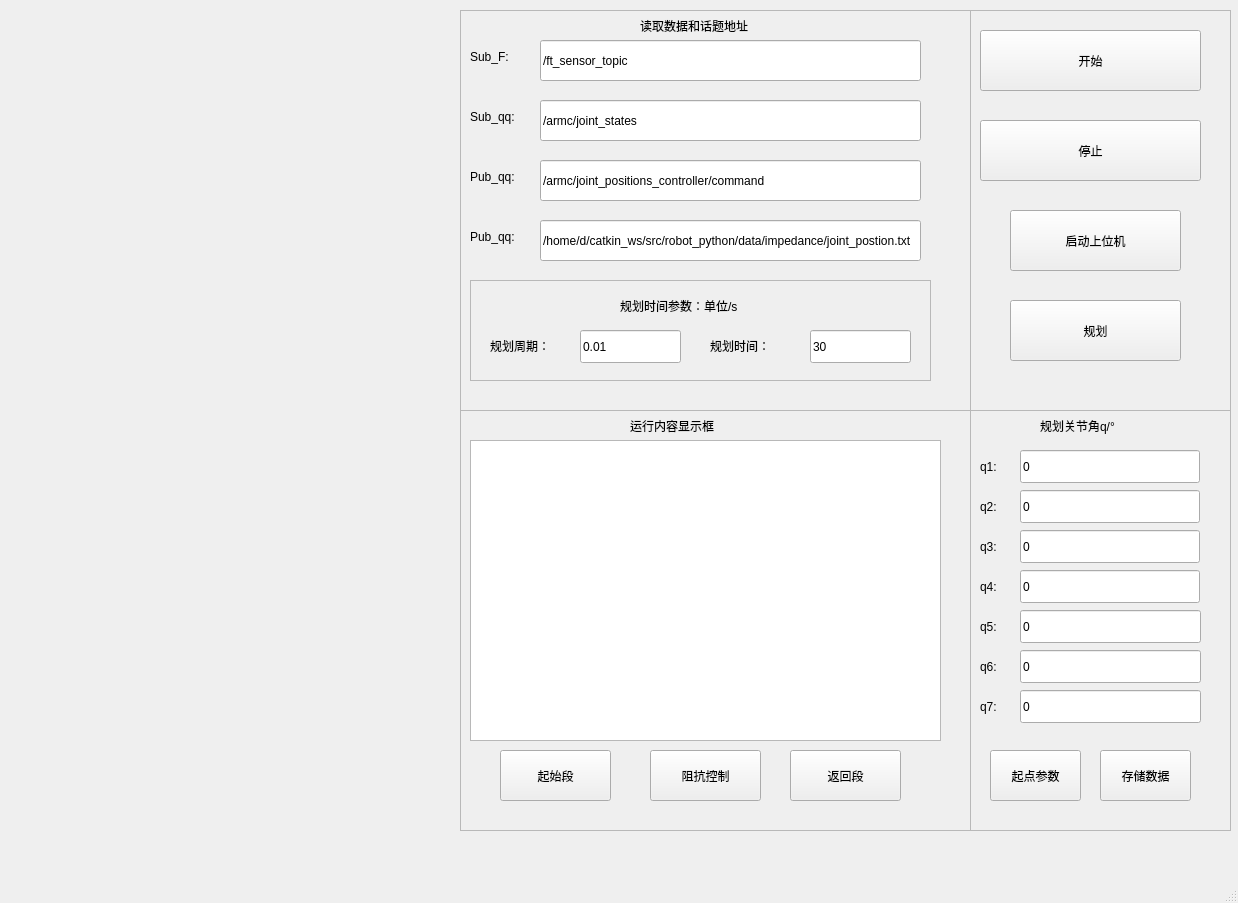
This is catkin_ws/src/robot_python/ui/impedance_form2.ui in CFlyingDragon/Multi_arm_robot as Qt 5 draws it before an edit. The edited form follows.
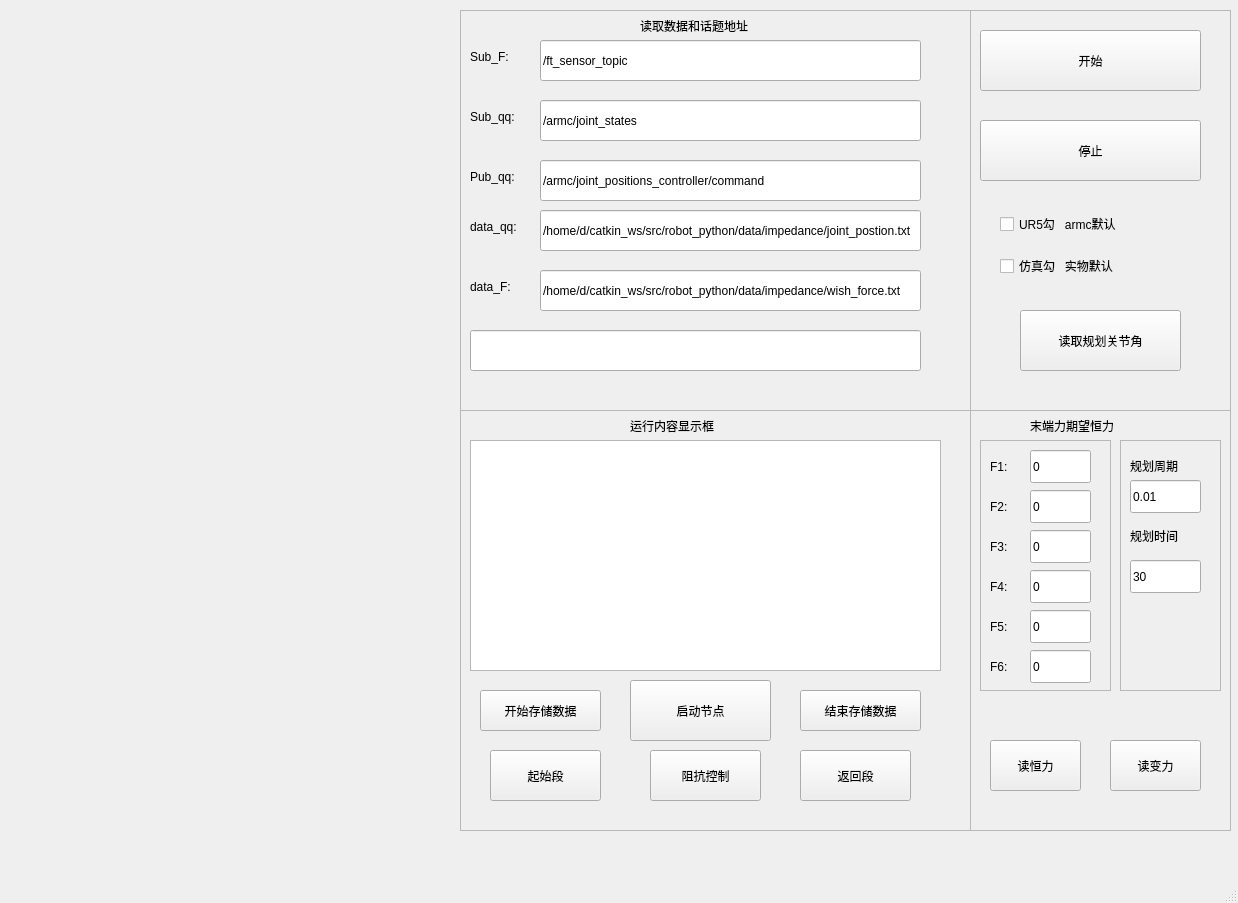
This is the edited form.

What changed in the file:
```diff
--- a/catkin_ws/src/robot_python/ui/impedance_form2.ui
+++ b/catkin_ws/src/robot_python/ui/impedance_form2.ui
@@ -69,7 +69,7 @@
           <x>10</x>
           <y>30</y>
           <width>471</width>
-          <height>301</height>
+          <height>231</height>
          </rect>
         </property>
        </widget>
@@ -89,7 +89,7 @@
        <widget class="QPushButton" name="button_init">
         <property name="geometry">
          <rect>
-          <x>40</x>
+          <x>30</x>
           <y>340</y>
           <width>111</width>
           <height>51</height>
@@ -121,7 +121,7 @@
        <widget class="QPushButton" name="button_end">
         <property name="geometry">
          <rect>
-          <x>330</x>
+          <x>340</x>
           <y>340</y>
           <width>111</width>
           <height>51</height>
@@ -134,6 +134,54 @@
          <bool>true</bool>
         </property>
        </widget>
+       <widget class="QPushButton" name="button_receive">
+        <property name="geometry">
+         <rect>
+          <x>170</x>
+          <y>270</y>
+          <width>141</width>
+          <height>61</height>
+         </rect>
+        </property>
+        <property name="text">
+         <string>启动节点</string>
+        </property>
+        <property name="autoDefault">
+         <bool>true</bool>
+        </property>
+       </widget>
+       <widget class="QPushButton" name="button_write_begin">
+        <property name="geometry">
+         <rect>
+          <x>20</x>
+          <y>280</y>
+          <width>121</width>
+          <height>41</height>
+         </rect>
+        </property>
+        <property name="text">
+         <string>开始存储数据</string>
+        </property>
+        <property name="autoDefault">
+         <bool>true</bool>
+        </property>
+       </widget>
+       <widget class="QPushButton" name="button_write_end">
+        <property name="geometry">
+         <rect>
+          <x>340</x>
+          <y>280</y>
+          <width>121</width>
+          <height>41</height>
+         </rect>
+        </property>
+        <property name="text">
+         <string>结束存储数据</string>
+        </property>
+        <property name="autoDefault">
+         <bool>true</bool>
+        </property>
+       </widget>
       </widget>
      </item>
     </layout>
@@ -247,98 +295,11 @@
          <string>Sub_qq:</string>
         </property>
        </widget>
-       <widget class="QWidget" name="verticalLayoutWidget_3">
-        <property name="geometry">
-         <rect>
-          <x>10</x>
-          <y>270</y>
-          <width>461</width>
-          <height>101</height>
-         </rect>
-        </property>
-        <layout class="QVBoxLayout" name="verticalLayout_3">
-         <item>
-          <widget class="QFrame" name="frame_3">
-           <property name="frameShape">
-            <enum>QFrame::StyledPanel</enum>
-           </property>
-           <property name="frameShadow">
-            <enum>QFrame::Raised</enum>
-           </property>
-           <widget class="QLabel" name="label_13">
-            <property name="geometry">
-             <rect>
-              <x>150</x>
-              <y>10</y>
-              <width>181</width>
-              <height>31</height>
-             </rect>
-            </property>
-            <property name="text">
-             <string>规划时间参数：单位/s</string>
-            </property>
-           </widget>
-           <widget class="QLineEdit" name="lineEdit_T">
-            <property name="geometry">
-             <rect>
-              <x>110</x>
-              <y>50</y>
-              <width>101</width>
-              <height>33</height>
-             </rect>
-            </property>
-            <property name="text">
-             <string>0.01</string>
-            </property>
-           </widget>
-           <widget class="QLabel" name="label_12">
-            <property name="geometry">
-             <rect>
-              <x>20</x>
-              <y>50</y>
-              <width>91</width>
-              <height>31</height>
-             </rect>
-            </property>
-            <property name="text">
-             <string>规划周期：</string>
-            </property>
-           </widget>
-           <widget class="QLabel" name="label_14">
-            <property name="geometry">
-             <rect>
-              <x>240</x>
-              <y>50</y>
-              <width>91</width>
-              <height>31</height>
-             </rect>
-            </property>
-            <property name="text">
-             <string>规划时间：</string>
-            </property>
-           </widget>
-           <widget class="QLineEdit" name="lineEdit_t">
-            <property name="geometry">
-             <rect>
-              <x>340</x>
-              <y>50</y>
-              <width>101</width>
-              <height>33</height>
-             </rect>
-            </property>
-            <property name="text">
-             <string>30</string>
-            </property>
-           </widget>
-          </widget>
-         </item>
-        </layout>
-       </widget>
-       <widget class="QLineEdit" name="lineEdit_data">
+       <widget class="QLineEdit" name="lineEdit_data_qq">
         <property name="geometry">
          <rect>
           <x>80</x>
-          <y>210</y>
+          <y>200</y>
           <width>381</width>
           <height>41</height>
          </rect>
@@ -351,15 +312,69 @@
         <property name="geometry">
          <rect>
           <x>10</x>
-          <y>210</y>
+          <y>200</y>
           <width>71</width>
           <height>33</height>
          </rect>
         </property>
         <property name="text">
-         <string>Pub_qq:</string>
+         <string>data_qq:</string>
         </property>
        </widget>
+       <widget class="QLabel" name="label_32">
+        <property name="geometry">
+         <rect>
+          <x>10</x>
+          <y>260</y>
+          <width>71</width>
+          <height>33</height>
+         </rect>
+        </property>
+        <property name="text">
+         <string>data_F:</string>
+        </property>
+       </widget>
+       <widget class="QLineEdit" name="lineEdit_data_f">
+        <property name="geometry">
+         <rect>
+          <x>80</x>
+          <y>260</y>
+          <width>381</width>
+          <height>41</height>
+         </rect>
+        </property>
+        <property name="text">
+         <string>/home/d/catkin_ws/src/robot_python/data/impedance/wish_force.txt</string>
+        </property>
+       </widget>
+       <widget class="QLineEdit" name="lineEdit_path">
+        <property name="geometry">
+         <rect>
+          <x>10</x>
+          <y>320</y>
+          <width>451</width>
+          <height>41</height>
+         </rect>
+        </property>
+        <property name="text">
+         <string/>
+        </property>
+       </widget>
+       <zorder>lineEdit_sub_qq</zorder>
+       <zorder>label_17</zorder>
+       <zorder>lineEdit_sub_f</zorder>
+       <zorder>lineEdit_pub_qq</zorder>
+       <zorder>label_18</zorder>
+       <zorder>label_30</zorder>
+       <zorder>label_19</zorder>
+       <zorder>lineEdit_data_qq</zorder>
+       <zorder>label_31</zorder>
+       <zorder>button_end</zorder>
+       <zorder>button_imp</zorder>
+       <zorder>button_init</zorder>
+       <zorder>label_32</zorder>
+       <zorder>lineEdit_data_f</zorder>
+       <zorder>lineEdit_path</zorder>
       </widget>
      </item>
     </layout>
@@ -382,228 +397,286 @@
        <property name="frameShadow">
         <enum>QFrame::Raised</enum>
        </property>
-       <widget class="QLabel" name="label_4">
-        <property name="geometry">
-         <rect>
-          <x>10</x>
-          <y>160</y>
-          <width>31</width>
-          <height>33</height>
-         </rect>
-        </property>
-        <property name="text">
-         <string>q4:</string>
-        </property>
-       </widget>
-       <widget class="QLineEdit" name="lineEdit_q5">
-        <property name="geometry">
-         <rect>
-          <x>50</x>
-          <y>200</y>
-          <width>181</width>
-          <height>33</height>
-         </rect>
-        </property>
-        <property name="text">
-         <string>0</string>
-        </property>
-       </widget>
-       <widget class="QLabel" name="label_5">
-        <property name="geometry">
-         <rect>
-          <x>10</x>
-          <y>240</y>
-          <width>31</width>
-          <height>33</height>
-         </rect>
-        </property>
-        <property name="text">
-         <string>q6:</string>
-        </property>
-       </widget>
-       <widget class="QLineEdit" name="lineEdit_q6">
-        <property name="geometry">
-         <rect>
-          <x>50</x>
-          <y>240</y>
-          <width>181</width>
-          <height>33</height>
-         </rect>
-        </property>
-        <property name="text">
-         <string>0</string>
-        </property>
-       </widget>
-       <widget class="QLabel" name="label_6">
-        <property name="geometry">
-         <rect>
-          <x>10</x>
-          <y>280</y>
-          <width>31</width>
-          <height>33</height>
-         </rect>
-        </property>
-        <property name="text">
-         <string>q7:</string>
-        </property>
-       </widget>
-       <widget class="QLineEdit" name="lineEdit_q7">
-        <property name="geometry">
-         <rect>
-          <x>50</x>
-          <y>280</y>
-          <width>181</width>
-          <height>33</height>
-         </rect>
-        </property>
-        <property name="text">
-         <string>0</string>
-        </property>
-       </widget>
-       <widget class="QLineEdit" name="lineEdit_q4">
-        <property name="geometry">
-         <rect>
-          <x>50</x>
-          <y>160</y>
-          <width>180</width>
-          <height>33</height>
-         </rect>
-        </property>
-        <property name="text">
-         <string>0</string>
-        </property>
-       </widget>
-       <widget class="QLabel" name="label_7">
-        <property name="geometry">
-         <rect>
-          <x>10</x>
-          <y>200</y>
-          <width>31</width>
-          <height>33</height>
-         </rect>
-        </property>
-        <property name="text">
-         <string>q5:</string>
-        </property>
-       </widget>
        <widget class="QLabel" name="label_3">
         <property name="geometry">
          <rect>
-          <x>70</x>
+          <x>60</x>
           <y>0</y>
-          <width>121</width>
+          <width>141</width>
           <height>31</height>
          </rect>
         </property>
         <property name="text">
-         <string>规划关节角q/°</string>
+         <string>末端力期望恒力</string>
         </property>
        </widget>
-       <widget class="QLabel" name="label_8">
-        <property name="geometry">
-         <rect>
-          <x>10</x>
-          <y>120</y>
-          <width>31</width>
-          <height>33</height>
-         </rect>
-        </property>
-        <property name="text">
-         <string>q3:</string>
-        </property>
-       </widget>
-       <widget class="QLineEdit" name="lineEdit_q3">
-        <property name="geometry">
-         <rect>
-          <x>50</x>
-          <y>120</y>
-          <width>180</width>
-          <height>33</height>
-         </rect>
-        </property>
-        <property name="text">
-         <string>0</string>
-        </property>
-       </widget>
-       <widget class="QLabel" name="label_9">
-        <property name="geometry">
-         <rect>
-          <x>10</x>
-          <y>80</y>
-          <width>31</width>
-          <height>33</height>
-         </rect>
-        </property>
-        <property name="text">
-         <string>q2:</string>
-        </property>
-       </widget>
-       <widget class="QLineEdit" name="lineEdit_q2">
-        <property name="geometry">
-         <rect>
-          <x>50</x>
-          <y>80</y>
-          <width>180</width>
-          <height>33</height>
-         </rect>
-        </property>
-        <property name="text">
-         <string>0</string>
-        </property>
-       </widget>
-       <widget class="QLabel" name="label_10">
-        <property name="geometry">
-         <rect>
-          <x>10</x>
-          <y>40</y>
-          <width>31</width>
-          <height>33</height>
-         </rect>
-        </property>
-        <property name="text">
-         <string>q1:</string>
-        </property>
-       </widget>
-       <widget class="QLineEdit" name="lineEdit_q1">
-        <property name="geometry">
-         <rect>
-          <x>50</x>
-          <y>40</y>
-          <width>180</width>
-          <height>33</height>
-         </rect>
-        </property>
-        <property name="text">
-         <string>0</string>
-        </property>
-       </widget>
-       <widget class="QPushButton" name="button_read">
+       <widget class="QPushButton" name="button_read_1">
         <property name="geometry">
          <rect>
           <x>20</x>
-          <y>340</y>
+          <y>330</y>
           <width>91</width>
           <height>51</height>
          </rect>
         </property>
         <property name="text">
-         <string>起点参数</string>
+         <string>读恒力</string>
         </property>
         <property name="autoDefault">
          <bool>true</bool>
         </property>
        </widget>
-       <widget class="QPushButton" name="button_write">
+       <widget class="QFrame" name="frame_2">
         <property name="geometry">
          <rect>
-          <x>130</x>
-          <y>340</y>
+          <x>10</x>
+          <y>30</y>
+          <width>131</width>
+          <height>251</height>
+         </rect>
+        </property>
+        <property name="frameShape">
+         <enum>QFrame::StyledPanel</enum>
+        </property>
+        <property name="frameShadow">
+         <enum>QFrame::Raised</enum>
+        </property>
+        <widget class="QLineEdit" name="lineEdit_q6">
+         <property name="geometry">
+          <rect>
+           <x>50</x>
+           <y>210</y>
+           <width>61</width>
+           <height>33</height>
+          </rect>
+         </property>
+         <property name="text">
+          <string>0</string>
+         </property>
+        </widget>
+        <widget class="QLabel" name="label_10">
+         <property name="geometry">
+          <rect>
+           <x>10</x>
+           <y>10</y>
+           <width>31</width>
+           <height>33</height>
+          </rect>
+         </property>
+         <property name="text">
+          <string>F1:</string>
+         </property>
+        </widget>
+        <widget class="QLineEdit" name="lineEdit_q3">
+         <property name="geometry">
+          <rect>
+           <x>50</x>
+           <y>90</y>
+           <width>61</width>
+           <height>33</height>
+          </rect>
+         </property>
+         <property name="text">
+          <string>0</string>
+         </property>
+        </widget>
+        <widget class="QLineEdit" name="lineEdit_q1">
+         <property name="geometry">
+          <rect>
+           <x>50</x>
+           <y>10</y>
+           <width>61</width>
+           <height>33</height>
+          </rect>
+         </property>
+         <property name="text">
+          <string>0</string>
+         </property>
+        </widget>
+        <widget class="QLabel" name="label_9">
+         <property name="geometry">
+          <rect>
+           <x>10</x>
+           <y>50</y>
+           <width>31</width>
+           <height>33</height>
+          </rect>
+         </property>
+         <property name="text">
+          <string>F2:</string>
+         </property>
+        </widget>
+        <widget class="QLabel" name="label_4">
+         <property name="geometry">
+          <rect>
+           <x>10</x>
+           <y>130</y>
+           <width>31</width>
+           <height>33</height>
+          </rect>
+         </property>
+         <property name="text">
+          <string>F4:</string>
+         </property>
+        </widget>
+        <widget class="QLineEdit" name="lineEdit_q2">
+         <property name="geometry">
+          <rect>
+           <x>50</x>
+           <y>50</y>
+           <width>61</width>
+           <height>33</height>
+          </rect>
+         </property>
+         <property name="text">
+          <string>0</string>
+         </property>
+        </widget>
+        <widget class="QLabel" name="label_8">
+         <property name="geometry">
+          <rect>
+           <x>10</x>
+           <y>90</y>
+           <width>31</width>
+           <height>33</height>
+          </rect>
+         </property>
+         <property name="text">
+          <string>F3:</string>
+         </property>
+        </widget>
+        <widget class="QLabel" name="label_5">
+         <property name="geometry">
+          <rect>
+           <x>10</x>
+           <y>210</y>
+           <width>31</width>
+           <height>33</height>
+          </rect>
+         </property>
+         <property name="text">
+          <string>F6:</string>
+         </property>
+        </widget>
+        <widget class="QLabel" name="label_7">
+         <property name="geometry">
+          <rect>
+           <x>10</x>
+           <y>170</y>
+           <width>31</width>
+           <height>33</height>
+          </rect>
+         </property>
+         <property name="text">
+          <string>F5:</string>
+         </property>
+        </widget>
+        <widget class="QLineEdit" name="lineEdit_q4">
+         <property name="geometry">
+          <rect>
+           <x>50</x>
+           <y>130</y>
+           <width>61</width>
+           <height>33</height>
+          </rect>
+         </property>
+         <property name="text">
+          <string>0</string>
+         </property>
+        </widget>
+        <widget class="QLineEdit" name="lineEdit_q5">
+         <property name="geometry">
+          <rect>
+           <x>50</x>
+           <y>170</y>
+           <width>61</width>
+           <height>33</height>
+          </rect>
+         </property>
+         <property name="text">
+          <string>0</string>
+         </property>
+        </widget>
+       </widget>
+       <widget class="QFrame" name="frame_7">
+        <property name="geometry">
+         <rect>
+          <x>150</x>
+          <y>30</y>
+          <width>101</width>
+          <height>251</height>
+         </rect>
+        </property>
+        <property name="frameShape">
+         <enum>QFrame::StyledPanel</enum>
+        </property>
+        <property name="frameShadow">
+         <enum>QFrame::Raised</enum>
+        </property>
+        <widget class="QLabel" name="label_12">
+         <property name="geometry">
+          <rect>
+           <x>10</x>
+           <y>10</y>
+           <width>71</width>
+           <height>31</height>
+          </rect>
+         </property>
+         <property name="text">
+          <string>规划周期</string>
+         </property>
+        </widget>
+        <widget class="QLineEdit" name="lineEdit_T">
+         <property name="geometry">
+          <rect>
+           <x>10</x>
+           <y>40</y>
+           <width>71</width>
+           <height>33</height>
+          </rect>
+         </property>
+         <property name="text">
+          <string>0.01</string>
+         </property>
+        </widget>
+        <widget class="QLabel" name="label_14">
+         <property name="geometry">
+          <rect>
+           <x>10</x>
+           <y>80</y>
+           <width>71</width>
+           <height>31</height>
+          </rect>
+         </property>
+         <property name="text">
+          <string>规划时间</string>
+         </property>
+        </widget>
+        <widget class="QLineEdit" name="lineEdit_t">
+         <property name="geometry">
+          <rect>
+           <x>10</x>
+           <y>120</y>
+           <width>71</width>
+           <height>33</height>
+          </rect>
+         </property>
+         <property name="text">
+          <string>30</string>
+         </property>
+        </widget>
+       </widget>
+       <widget class="QPushButton" name="button_read_2">
+        <property name="geometry">
+         <rect>
+          <x>140</x>
+          <y>330</y>
           <width>91</width>
           <height>51</height>
          </rect>
         </property>
         <property name="text">
-         <string>存储数据</string>
+         <string>读变力</string>
         </property>
         <property name="autoDefault">
          <bool>true</bool>
@@ -701,33 +774,43 @@
          <bool>true</bool>
         </property>
        </widget>
-       <widget class="QPushButton" name="button_plan">
+       <widget class="QWidget" name="layoutWidget_2">
         <property name="geometry">
          <rect>
-          <x>40</x>
-          <y>290</y>
-          <width>171</width>
-          <height>61</height>
+          <x>30</x>
+          <y>190</y>
+          <width>191</width>
+          <height>91</height>
          </rect>
         </property>
-        <property name="text">
-         <string>规划</string>
-        </property>
-        <property name="autoDefault">
-         <bool>true</bool>
-        </property>
+        <layout class="QVBoxLayout" name="verticalLayout_4">
+         <item>
+          <widget class="QCheckBox" name="checkBox_UR5">
+           <property name="text">
+            <string>UR5勾   armc默认</string>
+           </property>
+          </widget>
+         </item>
+         <item>
+          <widget class="QCheckBox" name="checkBox_gazebo">
+           <property name="text">
+            <string>仿真勾   实物默认</string>
+           </property>
+          </widget>
+         </item>
+        </layout>
        </widget>
-       <widget class="QPushButton" name="button_receive">
+       <widget class="QPushButton" name="button_read_pos">
         <property name="geometry">
          <rect>
-          <x>40</x>
-          <y>200</y>
-          <width>171</width>
+          <x>50</x>
+          <y>300</y>
+          <width>161</width>
           <height>61</height>
          </rect>
         </property>
         <property name="text">
-         <string>启动上位机</string>
+         <string>读取规划关节角</string>
         </property>
         <property name="autoDefault">
          <bool>true</bool>
```
Left out of the diff: 28 changed lines with no effect on the pictures.
